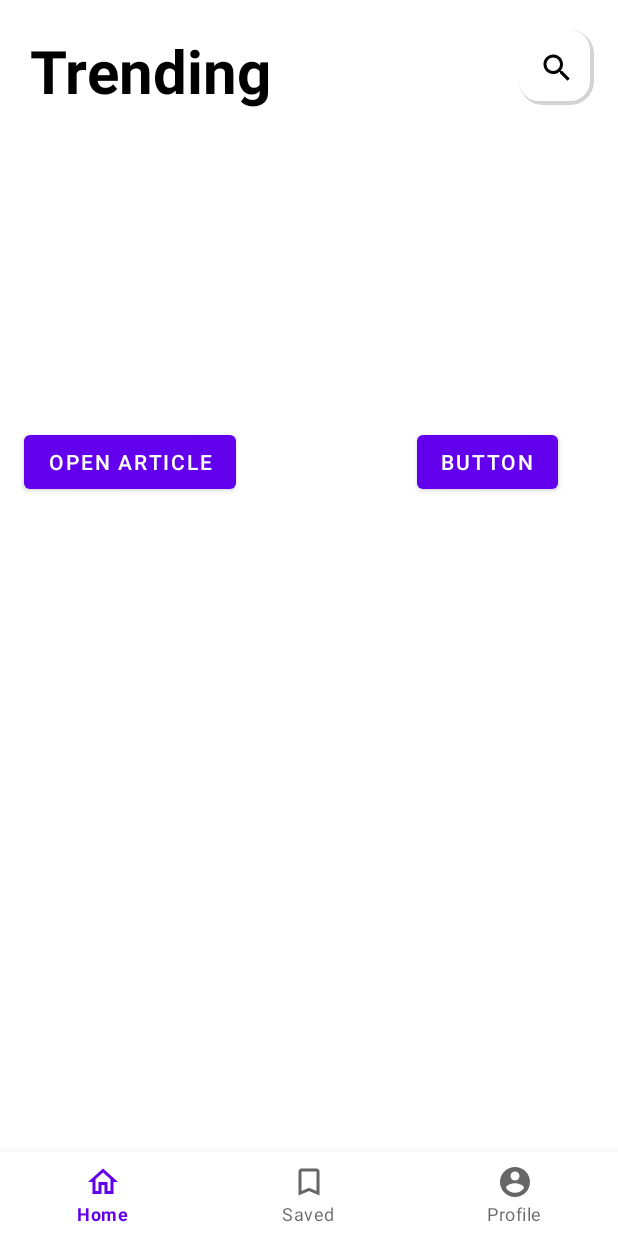
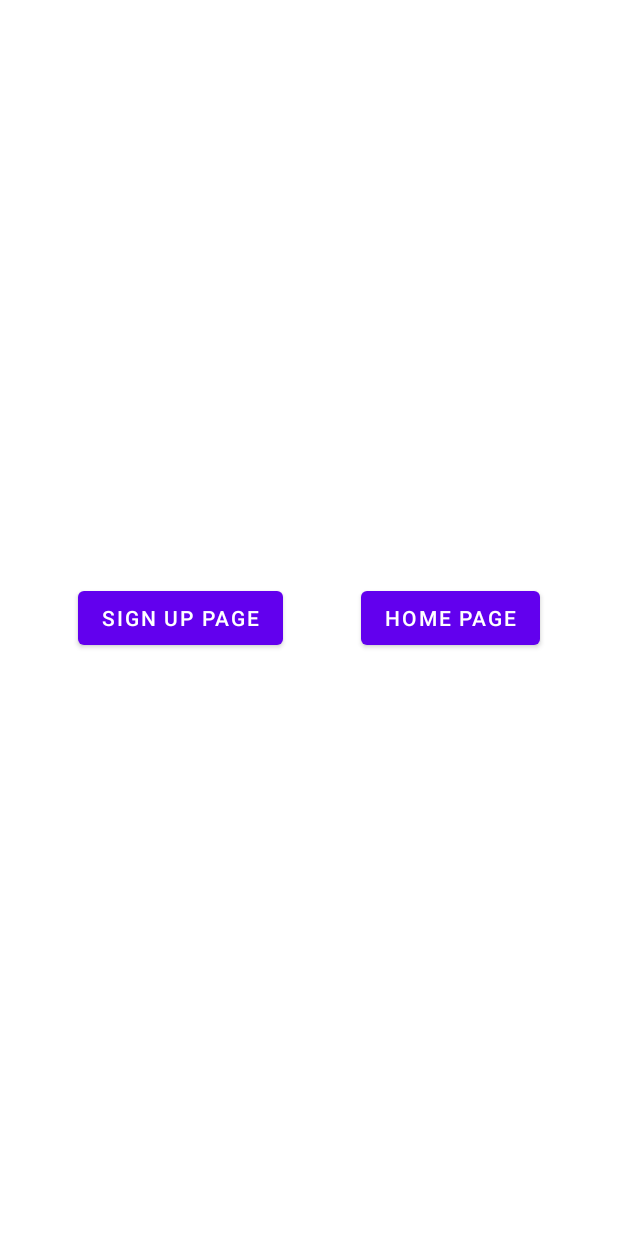
Before and after one commit to Jacob3075/News-App, an Android app: the screen it shows after launch (MainActivity before the commit, LoginScreen after it), on a phone screen of 412 x 824 dp. Run offline under Robolectric (Android 15) with nearby library versions, the phone set to English and light mode, and no system bars.

Commit message:
Added SplashScreen, LoginScreen, SignUpScreen and their view models. Added drawable for SplashScreen. Updated AndroidManifest.xml to point to the new start activity.

```diff
--- /dev/null
+++ b/app/src/main/java/com/jacob/newsapp/ui/activities/LoginScreen.java
@@ -0,0 +1,49 @@
+package com.jacob.newsapp.ui.activities;
+
+import android.content.Intent;
+import android.os.Bundle;
+import android.view.View;
+
+import androidx.appcompat.app.AppCompatActivity;
+import androidx.constraintlayout.widget.ConstraintLayout;
+import androidx.lifecycle.ViewModelProvider;
+
+import com.jacob.newsapp.MainActivity;
+import com.jacob.newsapp.databinding.ActivityLoginScreenBinding;
+import com.jacob.newsapp.viewmodels.LoginScreenViewModel;
+
+public class LoginScreen extends AppCompatActivity {
+
+    private ActivityLoginScreenBinding binding;
+    private LoginScreenViewModel viewModel;
+
+    @Override
+    protected void onCreate(Bundle savedInstanceState) {
+        super.onCreate(savedInstanceState);
+        binding = ActivityLoginScreenBinding.inflate(getLayoutInflater());
+        ConstraintLayout root = binding.getRoot();
+        viewModel = new ViewModelProvider(this).get(LoginScreenViewModel.class);
+
+        setContentView(root);
+        setUpButtons();
+    }
+
+    private void setUpButtons() {
+        binding.btnHomePage.setOnClickListener(this::openHomePage);
+        binding.btnSignUpPage.setOnClickListener(this::openSignUpPagek);
+    }
+
+    private void openHomePage(View view) {
+        Intent intent = new Intent(this, MainActivity.class);
+//        intent.addFlags(Intent.FLAG_ACTIVITY_CLEAR_TOP | Intent.FLAG_ACTIVITY_NEW_TASK);
+        startActivity(intent);
+//        this.finish();
+    }
+
+    private void openSignUpPagek(View view) {
+        Intent intent = new Intent(this, SignUpScreen.class);
+//        intent.addFlags(Intent.FLAG_ACTIVITY_CLEAR_TOP | Intent.FLAG_ACTIVITY_NEW_TASK);
+        startActivity(intent);
+//        this.finish();
+    }
+}
--- /dev/null
+++ b/app/src/main/java/com/jacob/newsapp/ui/activities/SplashScreen.java
@@ -0,0 +1,25 @@
+package com.jacob.newsapp.ui.activities;
+
+import android.content.Intent;
+import android.os.Bundle;
+import android.os.Handler;
+import android.os.Looper;
+
+import androidx.appcompat.app.AppCompatActivity;
+
+import com.jacob.newsapp.R;
+
+public class SplashScreen extends AppCompatActivity {
+
+    @Override
+    protected void onCreate(Bundle savedInstanceState) {
+        super.onCreate(savedInstanceState);
+        setContentView(R.layout.activity_splash_screen);
+        new Handler(Looper.getMainLooper()).postDelayed(() -> {
+            Intent intent = new Intent(this, LoginScreen.class);
+            intent.addFlags(Intent.FLAG_ACTIVITY_CLEAR_TOP | Intent.FLAG_ACTIVITY_NEW_TASK);
+            startActivity(intent);
+            this.finish();
+        }, 2000);
+    }
+}
--- /dev/null
+++ b/app/src/main/java/com/jacob/newsapp/viewmodels/LoginScreenViewModel.java
@@ -0,0 +1,7 @@
+package com.jacob.newsapp.viewmodels;
+
+import androidx.lifecycle.ViewModel;
+
+public class LoginScreenViewModel extends ViewModel {
+    // TODO: Implement the ViewModel
+}
--- /dev/null
+++ b/app/src/main/res/layout/activity_login_screen.xml
@@ -0,0 +1,30 @@
+<?xml version="1.0" encoding="utf-8"?>
+<androidx.constraintlayout.widget.ConstraintLayout xmlns:android="http://schemas.android.com/apk/res/android"
+    xmlns:app="http://schemas.android.com/apk/res-auto"
+    xmlns:tools="http://schemas.android.com/tools"
+    android:layout_width="match_parent"
+    android:layout_height="match_parent"
+    tools:context=".ui.activities.LoginScreen">
+
+    <Button
+        android:id="@+id/btnSignUpPage"
+        android:layout_width="wrap_content"
+        android:layout_height="wrap_content"
+        android:text="Sign Up Page"
+        app:layout_constraintBottom_toBottomOf="parent"
+        app:layout_constraintEnd_toStartOf="@+id/btnHomePage"
+        app:layout_constraintHorizontal_bias="0.5"
+        app:layout_constraintStart_toStartOf="parent"
+        app:layout_constraintTop_toTopOf="parent" />
+
+    <Button
+        android:id="@+id/btnHomePage"
+        android:layout_width="wrap_content"
+        android:layout_height="wrap_content"
+        android:text="Home Page"
+        app:layout_constraintBottom_toBottomOf="parent"
+        app:layout_constraintEnd_toEndOf="parent"
+        app:layout_constraintHorizontal_bias="0.5"
+        app:layout_constraintStart_toEndOf="@+id/btnSignUpPage"
+        app:layout_constraintTop_toTopOf="parent" />
+</androidx.constraintlayout.widget.ConstraintLayout>
--- a/app/src/main/res/layout/activity_saved_category.xml
+++ b/app/src/main/res/layout/activity_saved_category.xml
@@ -25,20 +25,21 @@
                 android:id="@+id/txtCategory"
                 android:layout_width="wrap_content"
                 android:layout_height="wrap_content"
-                android:layout_marginLeft="20dp"
+                android:layout_marginStart="20dp"
                 android:clickable="true"
                 android:foreground="?android:attr/selectableItemBackgroundBorderless"
                 android:text="category-1"
                 android:textColor="@color/black"
                 android:textSize="25sp"
                 app:layout_constraintStart_toStartOf="parent"
+                android:focusable="true"
                 app:layout_constraintTop_toTopOf="parent" />
 
             <View
                 android:id="@+id/divider3"
                 android:layout_width="match_parent"
                 android:layout_height="5dp"
-                android:layout_marginLeft="20dp"
+                android:layout_marginStart="20dp"
                 android:background="?android:attr/listDivider"
                 app:layout_constraintStart_toStartOf="parent"
                 app:layout_constraintTop_toBottomOf="@+id/txtCategory" />
--- a/app/src/main/res/layout/activity_saved_source.xml
+++ b/app/src/main/res/layout/activity_saved_source.xml
@@ -25,20 +25,21 @@
                 android:id="@+id/txtSource"
                 android:layout_width="wrap_content"
                 android:layout_height="wrap_content"
-                android:layout_marginLeft="20dp"
+                android:layout_marginStart="20dp"
                 android:clickable="true"
                 android:foreground="?android:attr/selectableItemBackgroundBorderless"
                 android:text="news_source.com"
                 android:textColor="@color/black"
                 android:textSize="25sp"
                 app:layout_constraintStart_toStartOf="parent"
+                android:focusable="true"
                 app:layout_constraintTop_toTopOf="parent" />
 
             <View
                 android:id="@+id/divider3"
                 android:layout_width="match_parent"
                 android:layout_height="5dp"
-                android:layout_marginLeft="20dp"
+                android:layout_marginStart="20dp"
                 android:layout_marginTop="5dp"
                 android:background="?android:attr/listDivider"
                 app:layout_constraintStart_toStartOf="parent"
--- a/app/src/main/res/values-night/themes.xml
+++ b/app/src/main/res/values-night/themes.xml
@@ -13,4 +13,8 @@
         <item name="android:statusBarColor" tools:targetApi="l">?attr/colorPrimaryVariant</item>
         <!-- Customize your theme here. -->
     </style>
+
+    <style name="SplashScreenTheme">
+        <item name="android:windowBackground">@drawable/splash_screen</item>
+    </style>
 </resources>
--- a/app/src/main/res/values/themes.xml
+++ b/app/src/main/res/values/themes.xml
@@ -14,6 +14,10 @@
         <!-- Customize your theme here. -->
     </style>
 
+    <style name="SplashScreenTheme">
+        <item name="android:windowBackground">@drawable/splash_screen</item>
+    </style>
+
     <style name="TabBarFont" parent="TextAppearance.Design.Tab">
         <item name="android:textSize">14sp</item>
     </style>
```
Also changed, not shown: app/src/main/AndroidManifest.xml (+5 -2 lines), app/src/main/java/com/jacob/newsapp/ui/activities/SignUpScreen.java (added, +16 -0 lines), app/src/main/java/com/jacob/newsapp/viewmodels/SignInScreenViewModel.java (added, +7 -0 lines), app/src/main/res/drawable/splash_screen.xml (added, +7 -0 lines), app/src/main/res/layout/activity_sign_up_screen.xml (added, +8 -0 lines), app/src/main/res/layout/activity_splash_screen.xml (added, +7 -0 lines).
